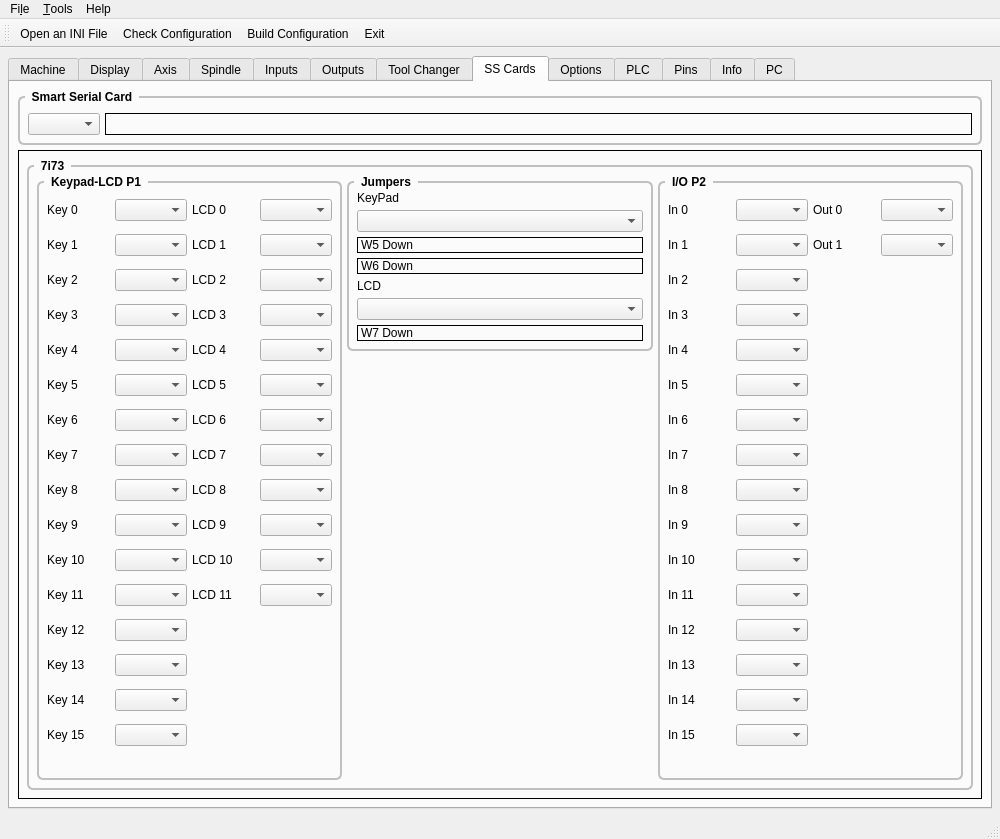
Above: 7i96/src/7i96.ui from jethornton/7i96 before the change. Below: the same form after it.
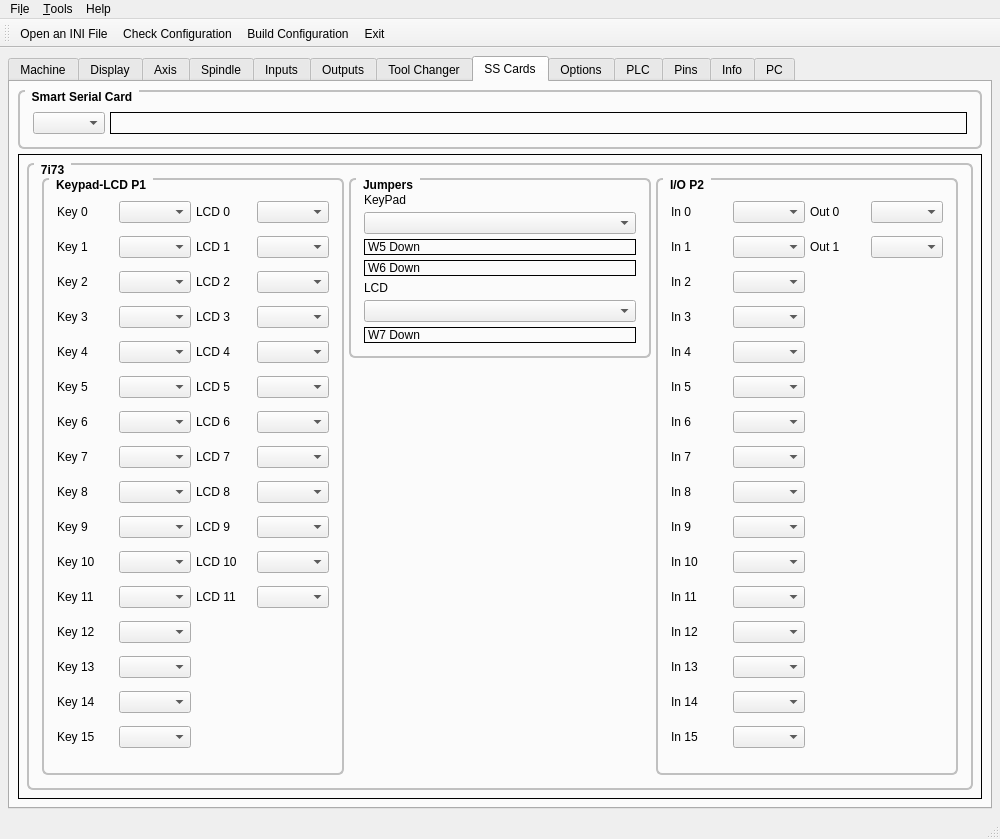
That is the form after the change. The open tabs and pages were chosen to show the change.

Diff of the .ui file:
```diff
--- a/7i96/src/7i96.ui
+++ b/7i96/src/7i96.ui
@@ -14,7 +14,7 @@
    <string/>
   </property>
   <property name="styleSheet">
-   <string notr="true">QGroupBox{margin-top:25px;}</string>
+   <string notr="true"/>
   </property>
   <widget class="QWidget" name="centralwidget">
    <layout class="QVBoxLayout" name="verticalLayout">
@@ -28,7 +28,7 @@
     font: bold;
     border: 2px solid silver;
     border-radius: 6px;
-    margin-top: 6px;
+   padding: 5px;
 }
 
 QGroupBox::title {
```
Left out of the diff: 115 changed lines with no effect on the pictures.
